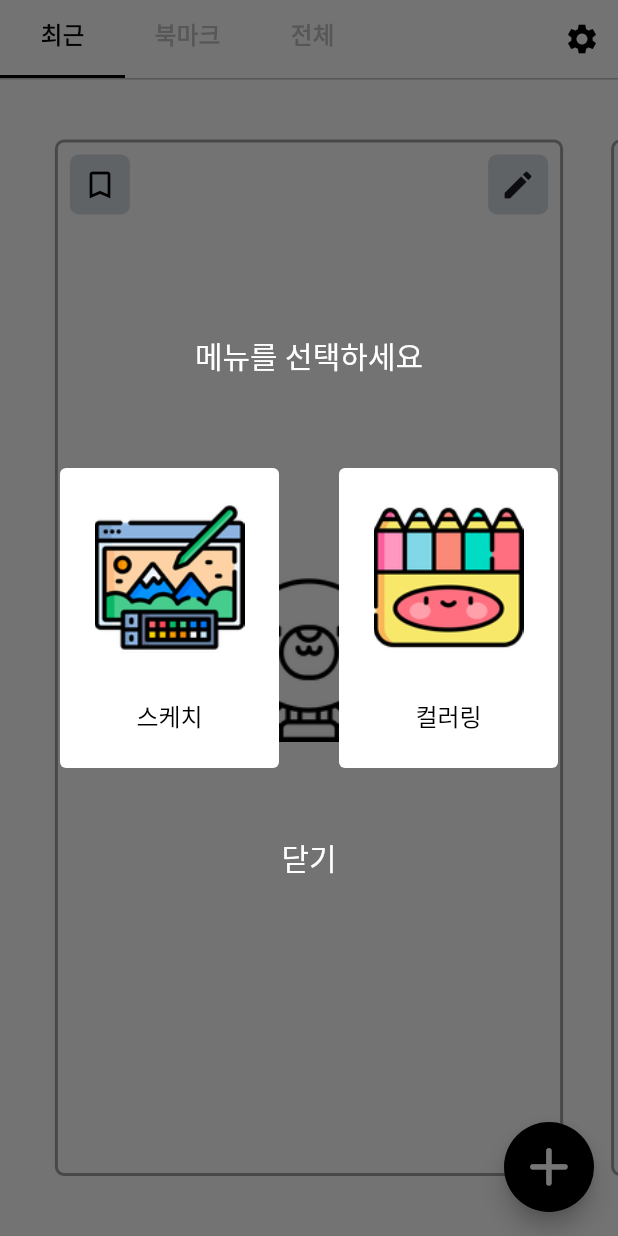
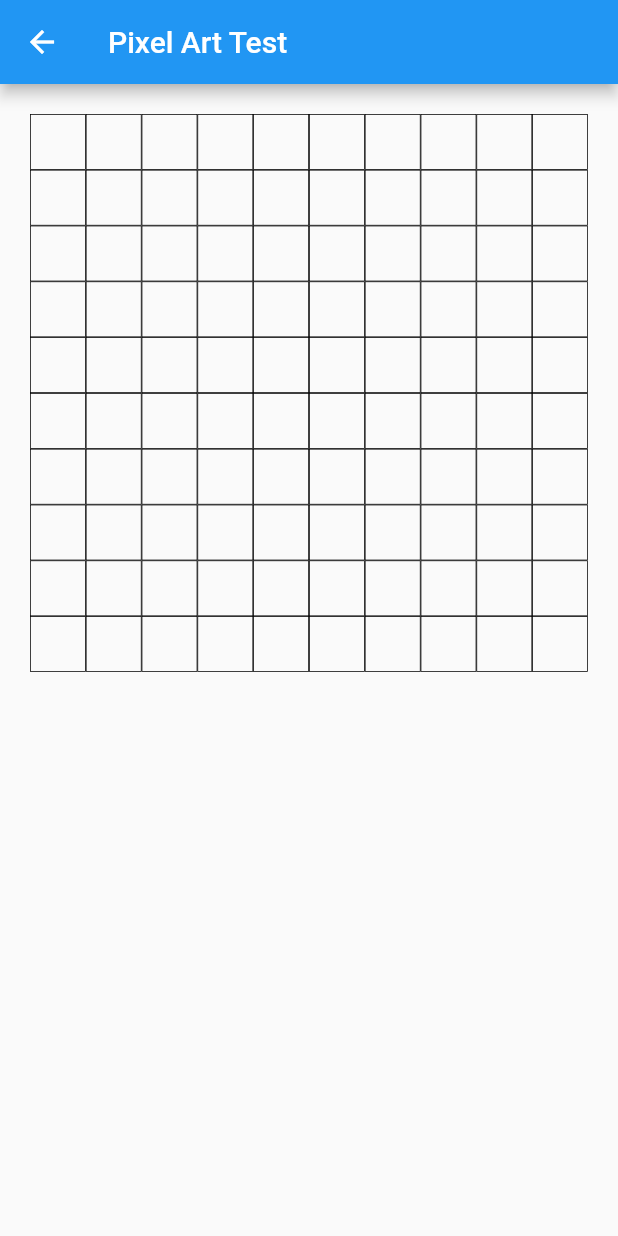
Before and after one commit to jgwng/drawCardApp, a Flutter app: the screen it shows after launch, after a tap on the "add" icon, on a phone screen of 412 x 824 dp. Run offline on Flutter 3.47's test engine with Material 2 defaults, Android fonts, the phone set to English and light mode, and no system bars; our stand-ins replace get.

Commit message:
update: 픽셀 관련 페이지 추가

```diff
--- a/lib/consts/pages.dart
+++ b/lib/consts/pages.dart
@@ -10,6 +10,7 @@ import 'package:drawcard/ui/pages/home/home_page.dart';
 import 'package:drawcard/ui/pages/home/views/favorite_view.dart';
 import 'package:drawcard/ui/pages/home/views/recent_view.dart';
 import 'package:drawcard/ui/pages/home/views/total_view.dart';
+import 'package:drawcard/ui/pages/pixel/pixel_art.dart';
 import 'package:drawcard/ui/pages/splash/splash_page.dart';
 import '../ui/pages/auth/auth_page.dart';
 import '../ui/pages/auth/login_page.dart';
@@ -65,5 +66,9 @@ class AppPages{
         binding: FavoritePageBinding(),
         page: () =>FavoriteView()
     ),
+    GetPage(
+        name : Routes.pixelArt,
+        page: () => PixelArt()
+    ),
   ];
 }
--- a/lib/consts/routes.dart
+++ b/lib/consts/routes.dart
@@ -16,6 +16,7 @@ class Routes{
   //드로잉,컬러링 이미지 선택 화면
   static const String imageSelect = '/select';
   static const String drawing = '/drawing';
+  static const String pixelArt = '/pixelArt';
 
   //설정 화면
   static const String setting = '/setting';
--- a/lib/ui/pages/home/home_page.dart
+++ b/lib/ui/pages/home/home_page.dart
@@ -77,10 +77,11 @@ class _HomePageState extends State<HomePage> with TickerProviderStateMixin,TabBa
           child:  FloatingActionButton(
             backgroundColor: Colors.black,
             onPressed: (){
-              Get.dialog(MenuSelectDialog(),barrierDismissible : false,
-                  barrierColor:null,
-                  useSafeArea: true
-              );
+              Get.toNamed(Routes.pixelArt);
+              // Get.dialog(MenuSelectDialog(),barrierDismissible : false,
+              //     barrierColor:null,
+              //     useSafeArea: true
+              // );
             },
             child: Icon(Icons.add_rounded,size: 40),
           ),
--- /dev/null
+++ b/lib/ui/pages/pixel/pixel_art.dart
@@ -0,0 +1,149 @@
+import 'package:flutter/material.dart';
+
+class PixelArt extends StatefulWidget{
+  @override
+  _PixelArtState createState() => _PixelArtState();
+}
+
+class _PixelArtState extends State<PixelArt>{
+
+  GlobalKey gridKey = new GlobalKey();
+
+  List<List<String>> gridState = [
+    ["", "", "", "", "", "", "", "", "", ""],
+    ["", "", "", "", "", "", "", "", "", ""],
+    ["", "", "", "", "", "", "", "", "", ""],
+    ["", "", "", "", "", "", "", "", "", ""],
+    ["", "", "", "", "", "", "", "", "", ""],
+    ["", "", "", "", "", "", "", "", "", ""],
+    ["", "", "", "", "", "", "", "", "", ""],
+    ["", "", "", "", "", "", "", "", "", ""],
+    ["", "", "", "", "", "", "", "", "", ""],
+    ["", "", "", "", "", "", "", "", "", ""],
+  ];
+
+
+  Widget _buildBody() {
+    int gridStateLength = gridState.length;
+    return Column(children: <Widget>[
+      AspectRatio(aspectRatio: 1.0,
+      child: Container(
+        padding: EdgeInsets.all(20.0),
+        child: GridView.builder(
+          key: gridKey,
+          gridDelegate: SliverGridDelegateWithFixedCrossAxisCount(
+            crossAxisCount: gridStateLength,
+            //childAspectRatio: 8.0 / 11.9
+          ),
+          itemBuilder: _buildGridItems,
+          itemCount: gridStateLength * gridStateLength,
+        ),
+      ),)
+    ]);
+  }
+
+  Widget _buildGridItems(BuildContext context, int index) {
+    int gridStateLength = gridState.length;
+    int x, y = 0;
+    x = (index / gridStateLength).floor();
+    y = (index % gridStateLength);
+    GlobalKey gridItemKey = new GlobalKey();
+
+    return GestureDetector(
+      onTapDown: (details) {
+        RenderBox _box = gridItemKey.currentContext?.findRenderObject() as RenderBox;
+        RenderBox _boxGrid = gridKey.currentContext?.findRenderObject() as RenderBox;
+
+        Offset position = _boxGrid.localToGlobal(Offset.zero) ?? Offset(0,0); //this is global position
+        double gridLeft = position.dx;
+        double gridTop = position.dy;
+
+        double gridPosition = details.globalPosition.dy - gridTop;
+
+        //Get item position
+        int indexX = (gridPosition / _box.size.width).floor().toInt();
+        int indexY = ((details.globalPosition.dx - gridLeft) / _box.size.width).floor().toInt();
+        if (gridState[indexX][indexY] == "Y") {
+          gridState[indexX][indexY] = "";
+        } else {
+          gridState[indexX][indexY] = "Y";
+        }
+
+        setState(() {});
+      },
+      onVerticalDragUpdate: (details) {
+        selectItem(gridItemKey, details);
+      },
+      onHorizontalDragUpdate: (details) {
+        selectItem(gridItemKey, details);
+      },
+      child: GridTile(
+        key: gridItemKey,
+        child: Container(
+          decoration: BoxDecoration(
+              border: Border.all(color: Colors.black, width: 0.5)),
+          child: Center(
+            child: _buildGridItem(x, y),
+          ),
+        ),
+      ),
+    );
+  }
+
+  void selectItem(GlobalKey<State<StatefulWidget>> gridItemKey, var details) {
+    var _boxItem = gridItemKey.currentContext!.findRenderObject() as RenderBox;
+    var _boxMainGrid = gridKey.currentContext!.findRenderObject() as RenderBox;
+    Offset position = _boxMainGrid.localToGlobal(Offset.zero); //this is global position
+    double gridLeft = position.dx;
+    double gridTop = position.dy;
+
+    double gridPosition = details.globalPosition.dy - gridTop;
+
+    //Get item position
+    int rowIndex = (gridPosition / _boxItem.size.width).floor().toInt();
+    int colIndex = ((details.globalPosition.dx - gridLeft) / _boxItem.size.width).floor().toInt();
+    gridState[rowIndex][colIndex] = "Y";
+
+    setState(() {});
+  }
+
+  Widget _buildGridItem(int x, int y) {
+    switch (gridState[x][y]) {
+      case '':
+        return Text('');
+      case 'Y':
+        return Container(
+          color: Colors.green,
+        );
+      case 'N':
+        return Container(
+          color: Colors.white,
+        );
+      default:
+        return Text(gridState[x][y].toString());
+    }
+  }
+
+
+  @override
+  Widget build(BuildContext context) {
+    return Scaffold(
+      appBar: AppBar(
+        title: Text('Pixel Art Test'),
+      ),
+      body: Container(
+        child: Column(
+          children: <Widget>[
+            _buildBody(),
+          ],
+        ),
+      ),
+      // This trailing comma makes auto-formatting nicer for build methods.
+    );
+  }
+
+  _gridItemTapped(int x, int y) {
+    print("x is $x and Y is $y");
+  }
+
+}
```
Also changed, not shown: pubspec.lock.
